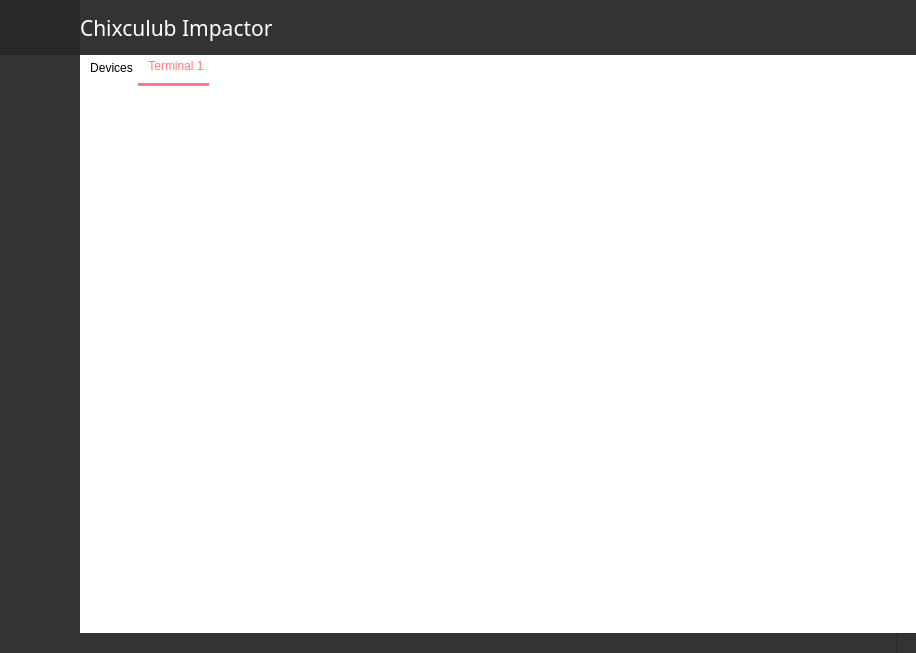
The window that MainWindow.ui (HusseinElsherbini/Chixculub-Impactor) describes before a commit, drawn with Qt 5.
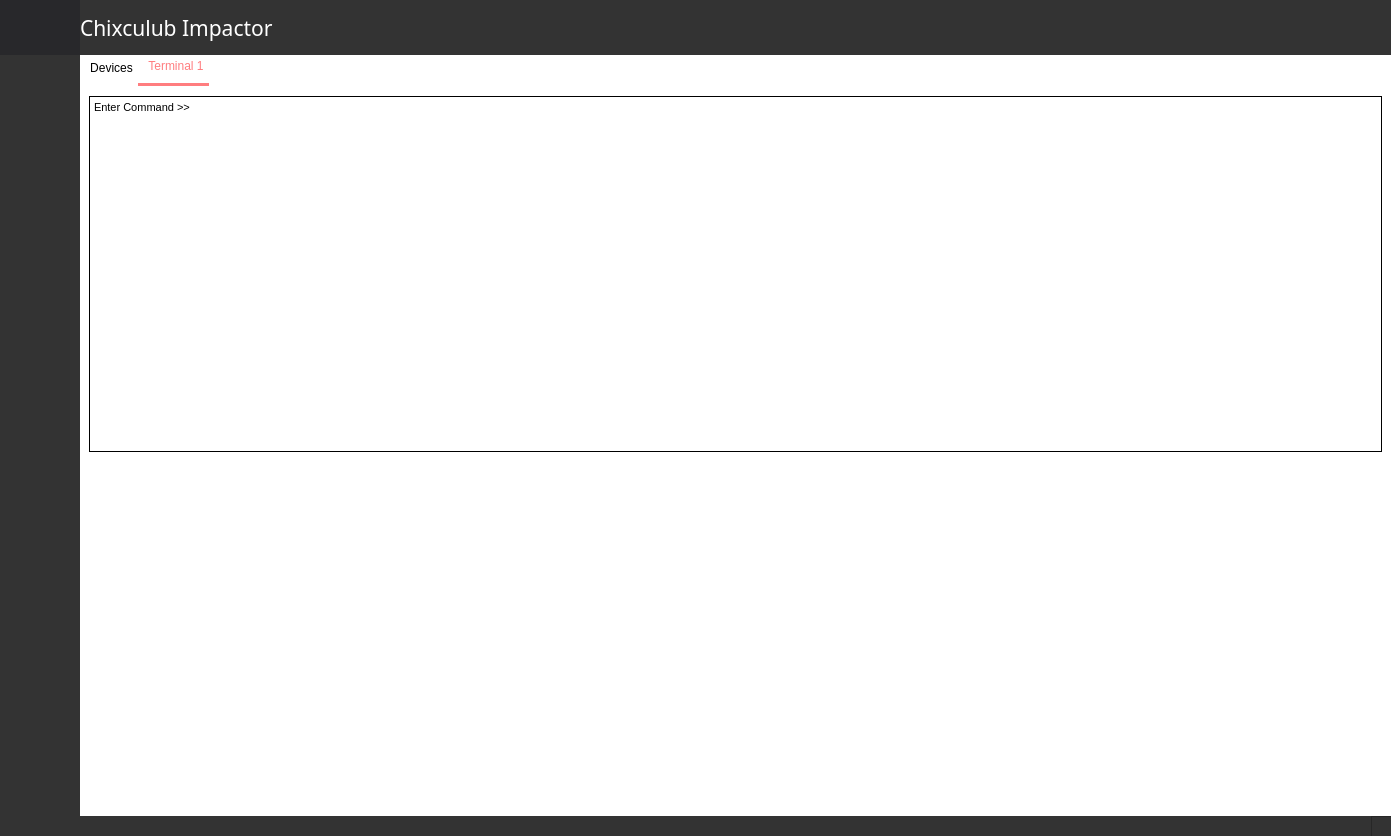
The same window after the commit. The open tabs and pages were chosen to show the change. Icons and pictures are not drawn.

The edit to the form file:
```diff
--- a/MainWindow.ui
+++ b/MainWindow.ui
@@ -6,15 +6,15 @@
    <rect>
     <x>0</x>
     <y>0</y>
-    <width>916</width>
-    <height>653</height>
+    <width>1391</width>
+    <height>836</height>
    </rect>
   </property>
   <property name="windowTitle">
    <string>MainWindow</string>
   </property>
   <widget class="QWidget" name="centralwidget">
-   <layout class="QVBoxLayout" name="verticalLayout_11">
+   <layout class="QVBoxLayout" name="verticalLayout_14">
     <property name="spacing">
      <number>0</number>
     </property>
@@ -1535,6 +1535,180 @@
                 <attribute name="title">
                  <string>Terminal 1</string>
                 </attribute>
+                <layout class="QVBoxLayout" name="verticalLayout_11">
+                 <property name="spacing">
+                  <number>0</number>
+                 </property>
+                 <property name="leftMargin">
+                  <number>0</number>
+                 </property>
+                 <property name="topMargin">
+                  <number>0</number>
+                 </property>
+                 <property name="rightMargin">
+                  <number>0</number>
+                 </property>
+                 <property name="bottomMargin">
+                  <number>0</number>
+                 </property>
+                 <item>
+                  <widget class="QFrame" name="frame_3">
+                   <property name="frameShape">
+                    <enum>QFrame::NoFrame</enum>
+                   </property>
+                   <property name="frameShadow">
+                    <enum>QFrame::Plain</enum>
+                   </property>
+                   <layout class="QVBoxLayout" name="verticalLayout_13">
+                    <item>
+                     <widget class="QScrollArea" name="scrollArea_2">
+                      <property name="styleSheet">
+                       <string notr="true"> QScrollBar:vertical {
+	border: none;
+    background: rgb(45, 45, 68);
+    width: 14px;
+    margin: 15px 0 15px 0;
+	border-radius: 0px;
+ }
+
+/*  HANDLE BAR VERTICAL */
+QScrollBar::handle:vertical {	
+	background-color: rgb(80, 80, 122);
+	min-height: 30px;
+	border-radius: 7px;
+}
+QScrollBar::handle:vertical:hover{	
+	background-color: rgb(255, 0, 127);
+}
+QScrollBar::handle:vertical:pressed {	
+	background-color: rgb(185, 0, 92);
+}
+
+/* BTN TOP - SCROLLBAR */
+QScrollBar::sub-line:vertical {
+	border: none;
+	background-color: rgb(59, 59, 90);
+	height: 15px;
+	border-top-left-radius: 7px;
+	border-top-right-radius: 7px;
+	subcontrol-position: top;
+	subcontrol-origin: margin;
+}
+QScrollBar::sub-line:vertical:hover {	
+	background-color: rgb(255, 0, 127);
+}
+QScrollBar::sub-line:vertical:pressed {	
+	background-color: rgb(185, 0, 92);
+}
+
+/* BTN BOTTOM - SCROLLBAR */
+QScrollBar::add-line:vertical {
+	border: none;
+	background-color: rgb(59, 59, 90);
+	height: 15px;
+	border-bottom-left-radius: 7px;
+	border-bottom-right-radius: 7px;
+	subcontrol-position: bottom;
+	subcontrol-origin: margin;
+}
+QScrollBar::add-line:vertical:hover {	
+	background-color: rgb(255, 0, 127);
+}
+QScrollBar::add-line:vertical:pressed {	
+	background-color: rgb(185, 0, 92);
+}
+
+/* RESET ARROW */
+QScrollBar::up-arrow:vertical, QScrollBar::down-arrow:vertical {
+	background: none;
+}
+QScrollBar::add-page:vertical, QScrollBar::sub-page:vertical {
+	background: none;
+}
+
+</string>
+                      </property>
+                      <property name="frameShape">
+                       <enum>QFrame::NoFrame</enum>
+                      </property>
+                      <property name="frameShadow">
+                       <enum>QFrame::Plain</enum>
+                      </property>
+                      <property name="widgetResizable">
+                       <bool>true</bool>
+                      </property>
+                      <widget class="QWidget" name="scrollAreaWidgetContents_2">
+                       <property name="geometry">
+                        <rect>
+                         <x>0</x>
+                         <y>0</y>
+                         <width>1291</width>
+                         <height>706</height>
+                        </rect>
+                       </property>
+                       <property name="styleSheet">
+                        <string notr="true">background: transparent;</string>
+                       </property>
+                       <layout class="QVBoxLayout" name="verticalLayout_15">
+                        <property name="spacing">
+                         <number>0</number>
+                        </property>
+                        <property name="leftMargin">
+                         <number>0</number>
+                        </property>
+                        <property name="topMargin">
+                         <number>0</number>
+                        </property>
+                        <property name="rightMargin">
+                         <number>0</number>
+                        </property>
+                        <property name="bottomMargin">
+                         <number>0</number>
+                        </property>
+                        <item>
+                         <widget class="QTextEdit" name="textEdit">
+                          <property name="font">
+                           <font>
+                            <family>Microsoft YaHei UI</family>
+                            <pointsize>14</pointsize>
+                           </font>
+                          </property>
+                          <property name="frameShape">
+                           <enum>QFrame::Panel</enum>
+                          </property>
+                          <property name="frameShadow">
+                           <enum>QFrame::Plain</enum>
+                          </property>
+                          <property name="html">
+                           <string>&lt;!DOCTYPE HTML PUBLIC &quot;-//W3C//DTD HTML 4.0//EN&quot; &quot;http://www.w3.org/TR/REC-html40/strict.dtd&quot;&gt;
+&lt;html&gt;&lt;head&gt;&lt;meta name=&quot;qrichtext&quot; content=&quot;1&quot; /&gt;&lt;style type=&quot;text/css&quot;&gt;
+p, li { white-space: pre-wrap; }
+&lt;/style&gt;&lt;/head&gt;&lt;body style=&quot; font-family:'Microsoft YaHei UI'; font-size:14pt; font-weight:400; font-style:normal;&quot;&gt;
+&lt;p style=&quot; margin-top:0px; margin-bottom:0px; margin-left:0px; margin-right:0px; -qt-block-indent:0; text-indent:0px;&quot;&gt;&lt;span style=&quot; font-family:'MS Shell Dlg 2'; font-size:8.25pt;&quot;&gt;Enter Command &amp;gt;&amp;gt; &lt;/span&gt;&lt;/p&gt;&lt;/body&gt;&lt;/html&gt;</string>
+                          </property>
+                         </widget>
+                        </item>
+                        <item>
+                         <spacer name="verticalSpacer_2">
+                          <property name="orientation">
+                           <enum>Qt::Vertical</enum>
+                          </property>
+                          <property name="sizeHint" stdset="0">
+                           <size>
+                            <width>20</width>
+                            <height>40</height>
+                           </size>
+                          </property>
+                         </spacer>
+                        </item>
+                       </layout>
+                      </widget>
+                     </widget>
+                    </item>
+                   </layout>
+                  </widget>
+                 </item>
+                </layout>
                </widget>
               </widget>
              </item>
```
Left out of the diff: 6 changed lines with no effect on the pictures.
